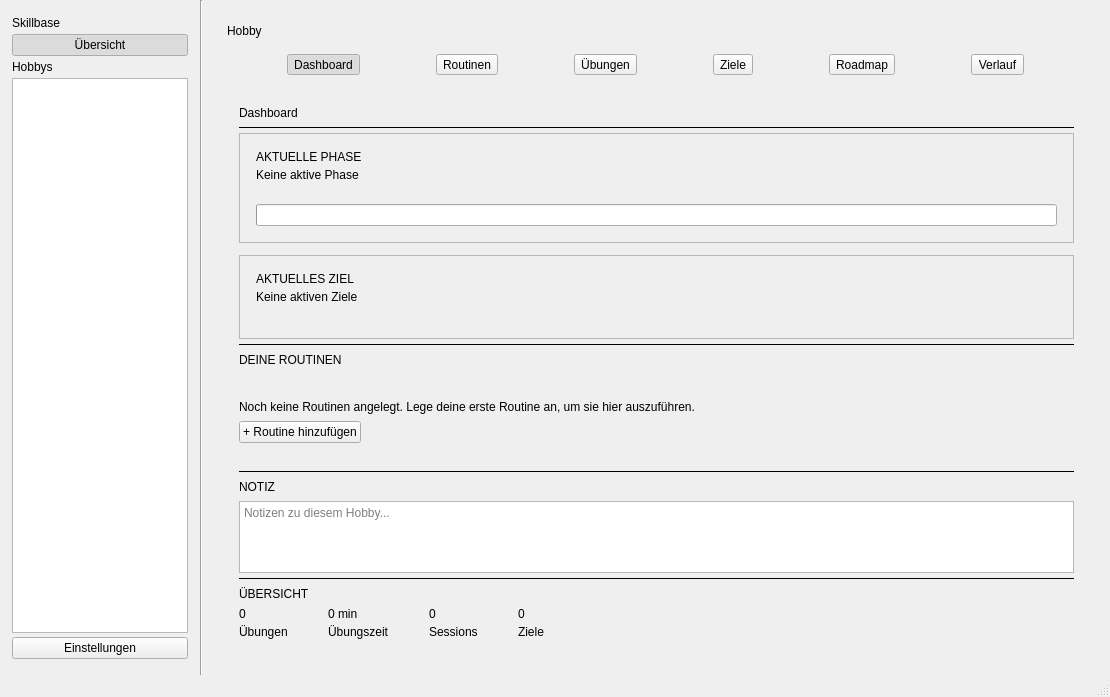
Old version of the form resources/mainwindow.ui in the repository ItsDylan255/Skillbase.
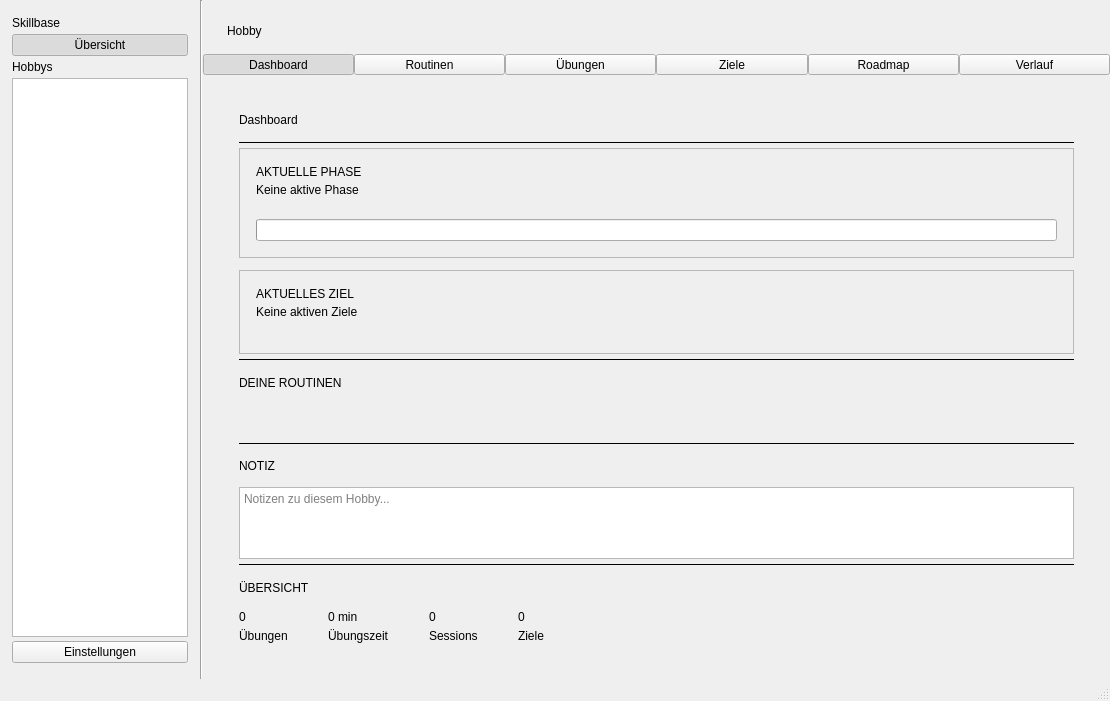
New version of the form. The open tabs and pages were chosen to show the change. Custom widgets are drawn as their Qt base class.

Commit message: feat: add dashboard routine cards

What changed in the file:
```diff
--- a/resources/mainwindow.ui
+++ b/resources/mainwindow.ui
@@ -7,7 +7,7 @@
     <x>0</x>
     <y>0</y>
     <width>1110</width>
-    <height>697</height>
+    <height>701</height>
    </rect>
   </property>
   <property name="windowTitle">
@@ -331,16 +331,33 @@
             <number>16</number>
            </property>
            <property name="leftMargin">
-            <number>24</number>
+            <number>0</number>
            </property>
            <property name="topMargin">
             <number>24</number>
            </property>
            <property name="rightMargin">
-            <number>24</number>
+            <number>0</number>
            </property>
            <property name="bottomMargin">
             <number>24</number>
+           </property>
+           <item>
+            <layout class="QVBoxLayout" name="hobbyLabelLayout">
+             <property name="spacing">
+              <number>0</number>
+             </property>
+             <property name="leftMargin">
+              <number>24</number>
+             </property>
+             <property name="topMargin">
+              <number>0</number>
+             </property>
+             <property name="rightMargin">
+              <number>24</number>
+             </property>
+             <property name="bottomMargin">
+              <number>0</number>
            </property>
            <item>
             <widget class="QLabel" name="hobbyLabel">
@@ -349,13 +366,36 @@
              </property>
             </widget>
            </item>
+            </layout>
+           </item>
            <item>
             <layout class="QHBoxLayout" name="hobbyNavigation">
+             <property name="spacing">
+              <number>0</number>
+             </property>
+             <property name="leftMargin">
+              <number>0</number>
+             </property>
+             <property name="topMargin">
+              <number>0</number>
+             </property>
+             <property name="rightMargin">
+              <number>0</number>
+             </property>
+             <property name="bottomMargin">
+              <number>0</number>
+             </property>
              <property name="sizeConstraint">
               <enum>QLayout::SizeConstraint::SetDefaultConstraint</enum>
              </property>
              <item>
               <widget class="QToolButton" name="dashboardTab">
+               <property name="sizePolicy">
+                <sizepolicy hsizetype="Expanding" vsizetype="Fixed">
+                 <horstretch>1</horstretch>
+                 <verstretch>0</verstretch>
+                </sizepolicy>
+               </property>
                <property name="text">
                 <string>Dashboard</string>
                </property>
@@ -372,6 +412,12 @@
              </item>
              <item>
               <widget class="QToolButton" name="routinesTab">
+               <property name="sizePolicy">
+                <sizepolicy hsizetype="Expanding" vsizetype="Fixed">
+                 <horstretch>1</horstretch>
+                 <verstretch>0</verstretch>
+                </sizepolicy>
+               </property>
                <property name="text">
                 <string>Routinen</string>
                </property>
@@ -385,6 +431,12 @@
              </item>
              <item>
               <widget class="QToolButton" name="exercisesTab">
+               <property name="sizePolicy">
+                <sizepolicy hsizetype="Expanding" vsizetype="Fixed">
+                 <horstretch>1</horstretch>
+                 <verstretch>0</verstretch>
+                </sizepolicy>
+               </property>
                <property name="text">
                 <string>Übungen</string>
                </property>
@@ -398,6 +450,12 @@
              </item>
              <item>
               <widget class="QToolButton" name="goalsTab">
+               <property name="sizePolicy">
+                <sizepolicy hsizetype="Expanding" vsizetype="Fixed">
+                 <horstretch>1</horstretch>
+                 <verstretch>0</verstretch>
+                </sizepolicy>
+               </property>
                <property name="text">
                 <string>Ziele</string>
                </property>
@@ -411,6 +469,12 @@
              </item>
              <item>
               <widget class="QToolButton" name="roadmapTab">
+               <property name="sizePolicy">
+                <sizepolicy hsizetype="Expanding" vsizetype="Fixed">
+                 <horstretch>1</horstretch>
+                 <verstretch>0</verstretch>
+                </sizepolicy>
+               </property>
                <property name="text">
                 <string>Roadmap</string>
                </property>
@@ -424,6 +488,12 @@
              </item>
              <item>
               <widget class="QToolButton" name="historyTab">
+               <property name="sizePolicy">
+                <sizepolicy hsizetype="Expanding" vsizetype="Fixed">
+                 <horstretch>1</horstretch>
+                 <verstretch>0</verstretch>
+                </sizepolicy>
+               </property>
                <property name="text">
                 <string>Verlauf</string>
                </property>
@@ -437,10 +507,27 @@
              </item>
             </layout>
            </item>
+           <item>
+            <layout class="QVBoxLayout" name="hobbyPageStackLayout">
+             <property name="spacing">
+              <number>0</number>
+             </property>
+             <property name="leftMargin">
+              <number>24</number>
+             </property>
+             <property name="topMargin">
+              <number>0</number>
+             </property>
+             <property name="rightMargin">
+              <number>24</number>
+             </property>
+             <property name="bottomMargin">
+              <number>0</number>
+             </property>
            <item>
             <widget class="QStackedWidget" name="hobbyPageStack">
              <property name="currentIndex">
-              <number>3</number>
+                <number>0</number>
              </property>
              <widget class="QWidget" name="dashboardHobbyPage">
               <layout class="QVBoxLayout" name="hobbyDashboardLayout">
@@ -635,50 +722,6 @@
                  </property>
                 </widget>
                </item>
-               <item>
-                <widget class="QWidget" name="hobbyRoutinesContainer" native="true">
-                 <layout class="QHBoxLayout" name="hobbyRoutinesContainerLayout">
-                  <property name="spacing">
-                   <number>12</number>
-                  </property>
-                  <property name="leftMargin">
-                   <number>0</number>
-                  </property>
-                  <property name="topMargin">
-                   <number>0</number>
-                  </property>
-                  <property name="rightMargin">
-                   <number>0</number>
-                  </property>
-                  <property name="bottomMargin">
-                   <number>0</number>
-                  </property>
-                 </layout>
-                </widget>
-               </item>
-               <item>
-                <widget class="QLabel" name="hobbyRoutinesEmptyLabel">
-                 <property name="text">
-                  <string>Noch keine Routinen angelegt. Lege deine erste Routine an, um sie hier auszuführen.</string>
-                 </property>
-                 <property name="wordWrap">
-                  <bool>true</bool>
-                 </property>
-                </widget>
-               </item>
-               <item>
-                <widget class="QPushButton" name="hobbyRoutinesAddButton">
-                 <property name="sizePolicy">
-                  <sizepolicy hsizetype="Fixed" vsizetype="Fixed">
-                   <horstretch>0</horstretch>
-                   <verstretch>0</verstretch>
-                  </sizepolicy>
-                 </property>
-                 <property name="text">
-                  <string>+ Routine hinzufügen</string>
-                 </property>
-                </widget>
-               </item>
                <item>
                 <widget class="QWidget" name="hobbyCurrentRoutinesContainer" native="true">
                  <property name="sizePolicy">
@@ -687,10 +730,7 @@
                    <verstretch>0</verstretch>
                   </sizepolicy>
                  </property>
-                 <layout class="QHBoxLayout" name="hobbyCurrentRoutinesLayout">
-                  <property name="spacing">
-                   <number>12</number>
-                  </property>
+                   <layout class="QGridLayout" name="hobbyCurrentRoutinesLayout" columnstretch="1,1,1">
                   <property name="leftMargin">
                    <number>0</number>
                   </property>
@@ -703,6 +743,12 @@
                   <property name="bottomMargin">
                    <number>0</number>
                   </property>
+                    <property name="horizontalSpacing">
+                     <number>12</number>
+                    </property>
+                    <property name="verticalSpacing">
+                     <number>12</number>
+                    </property>
                  </layout>
                 </widget>
                </item>
@@ -1396,7 +1442,7 @@
                      <property name="text">
                       <string>Noch keine aktiven Routinen
 
-Leg mit &quot;+ Routine hinzufügen&quot; deine erste Routine für dieses Hobby an.</string>
+Leg mit "+ Routine hinzufügen" deine erste Routine für dieses Hobby an.</string>
                      </property>
                      <property name="alignment">
                       <set>Qt::AlignmentFlag::AlignCenter</set>
@@ -1420,7 +1466,7 @@
                         <x>0</x>
                         <y>0</y>
                         <width>835</width>
-                        <height>394</height>
+                          <height>398</height>
                        </rect>
                       </property>
                       <layout class="QGridLayout" name="routineActiveCardsLayout">
@@ -2189,7 +2235,7 @@
                      <property name="text">
                       <string>Noch keine offenen Ziele
 
-Leg mit &quot;+ Ziel hinzufügen&quot; dein erstes Ziel für dieses Hobby an.</string>
+Leg mit "+ Ziel hinzufügen" dein erstes Ziel für dieses Hobby an.</string>
                      </property>
                      <property name="alignment">
                       <set>Qt::AlignmentFlag::AlignCenter</set>
@@ -2314,6 +2360,8 @@
               </layout>
              </widget>
             </widget>
+             </item>
+            </layout>
            </item>
           </layout>
          </widget>
```
Left out of the diff: 2 changed lines with no effect on the pictures. Lines whose indentation alone changed are shown as unchanged. The commit also changes 6 other files.
